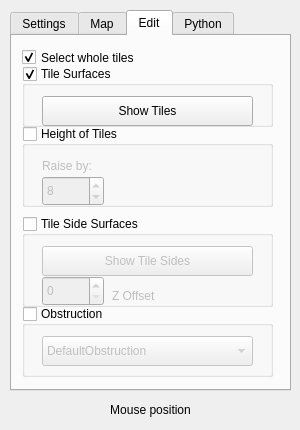
The window that Annchienta/games/editor/editor.ui (sago007/annchienta) describes before a commit, drawn with Qt 5.
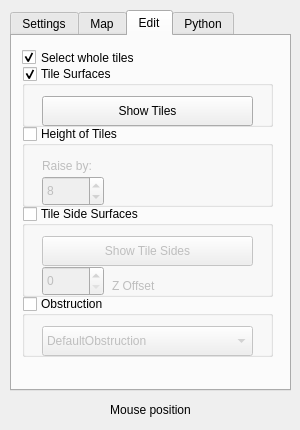
The same window after the commit. The open tabs and pages were chosen to show the change.

Commit message: Few changes to Editor UI to look better on win32.

What changed in the file:
```diff
--- a/Annchienta/games/editor/editor.ui
+++ b/Annchienta/games/editor/editor.ui
@@ -423,7 +423,7 @@
      <property name="geometry" >
       <rect>
        <x>10</x>
-       <y>180</y>
+       <y>170</y>
        <width>251</width>
        <height>91</height>
       </rect>
@@ -481,9 +481,9 @@
      <property name="geometry" >
       <rect>
        <x>10</x>
-       <y>270</y>
+       <y>260</y>
        <width>251</width>
-       <height>71</height>
+       <height>61</height>
       </rect>
      </property>
      <property name="title" >
```
Left out of the diff: 4 changed lines with no effect on the pictures.
